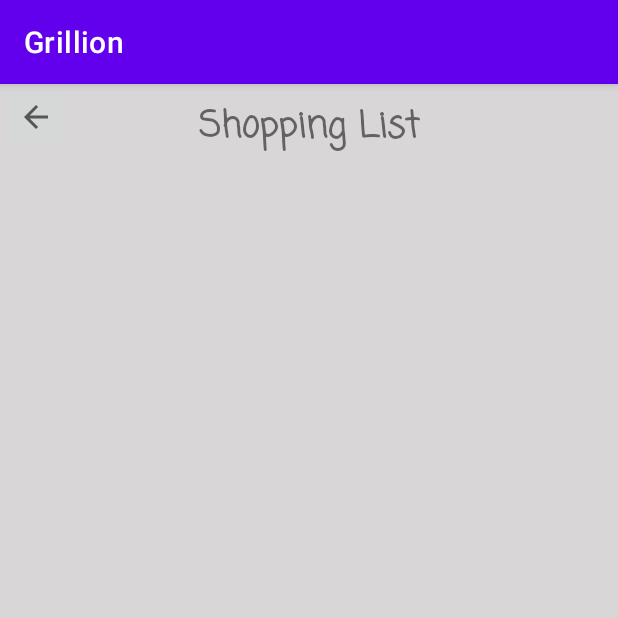
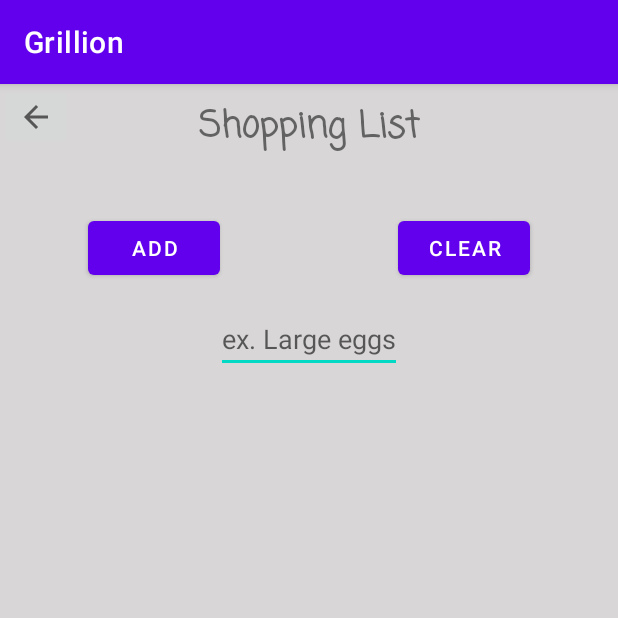
Before and after one commit to allentyj/Grillion, an Android app: the screen it shows after launch (ShoppingList), after a tap on an icon or button, on a phone screen of 412 x 824 dp, the top half of it. Run offline under Robolectric (Android 15) with nearby library versions, the phone set to English and light mode, and no system bars.

Commit message:
Project Assignment 3 ver.2

```diff
--- a/app/src/main/java/com/example/grillion/MainActivity.java
+++ b/app/src/main/java/com/example/grillion/MainActivity.java
@@ -7,6 +7,11 @@ import android.os.Bundle;
 import android.view.View;
 
 public class MainActivity extends AppCompatActivity {
+    //Intent flags to prevent re-creating instances of running activity
+    private int mStep;
+    private static final String KEY_STEP = "step";
+    private static final boolean USE_FLAG = true;
+    private static final int mFlag = Intent.FLAG_ACTIVITY_REORDER_TO_FRONT;
 
     @Override
     protected void onCreate(Bundle savedInstanceState) {
@@ -14,34 +19,74 @@ public class MainActivity extends AppCompatActivity {
         setContentView(R.layout.activity_main);
     }
 
+    //Overrides for the intents and checking if an activity is already open
+    @Override
+    protected void onNewIntent(Intent intent){
+        super.onNewIntent(intent);
+        setIntent(intent);
+    }
+    @Override
+    protected void onResume(){
+        super.onResume();
+        Bundle myData = getIntent().getExtras();
+        if(myData == null)
+            mStep = 0;
+        else
+            mStep = myData.getInt(KEY_STEP);
+    }
+
     //Linked to the Fork and Knife picture on the main page, takes the user to the Quick Recipe activity on click.
     public void onQuickRecipeClick(View v){
-        startActivity(new Intent(MainActivity.this, QuickRecipe.class));
+        Intent myIntent = new Intent(this, QuickRecipe.class);
+        if(USE_FLAG)
+            myIntent.addFlags(mFlag);
+        myIntent.putExtra(KEY_STEP, mStep + 1);
+        startActivity(myIntent);
     }
 
     //Linked to the Journal picture on the main page, takes the user to the History activity on click.
     public void onHistoryClick(View v){
-        startActivity(new Intent(MainActivity.this, History.class));
+        Intent myIntent = new Intent(this, History.class);
+        if(USE_FLAG)
+            myIntent.addFlags(mFlag);
+        myIntent.putExtra(KEY_STEP, mStep + 1);
+        startActivity(myIntent);
     }
 
     //Linked to the Clipboard picture on the main page, takes the user to the Shopping List activity on click.
     public void onShoppingListClick(View v){
-        startActivity(new Intent(MainActivity.this, ShoppingList.class));
+        Intent myIntent = new Intent(this, ShoppingList.class);
+        if(USE_FLAG)
+            myIntent.addFlags(mFlag);
+        myIntent.putExtra(KEY_STEP, mStep + 1);
+        startActivity(myIntent);
     }
 
     //Linked to the Star picture on the main page, takes the user to the Favorites activity on click.
     public void onFavoritesClick(View v){
-        startActivity(new Intent(MainActivity.this, Favorites.class));
+        Intent myIntent = new Intent(this, Favorites.class);
+        if(USE_FLAG)
+            myIntent.addFlags(mFlag);
+        myIntent.putExtra(KEY_STEP, mStep + 1);
+        startActivity(myIntent);
     }
 
     //Linked to the Magnifying Glass picture on the main page, takes the user to the Search (recipe search) activity on click.
     public void onSearchClick(View v){
-        startActivity(new Intent(MainActivity.this, Search.class));
+        Intent myIntent = new Intent(this, Search.class);
+        if(USE_FLAG)
+            myIntent.addFlags(mFlag);
+        myIntent.putExtra(KEY_STEP, mStep + 1);
+        startActivity(myIntent);
     }
 
     //Linked to the Question Mark picture on the main page, takes the user to the Help activity on click.
     public void onHelpClick(View v){
-        startActivity(new Intent(MainActivity.this, Help.class));
+        Intent myIntent = new Intent(this, RecipeLanding.class);
+        if(USE_FLAG)
+            myIntent.addFlags(mFlag);
+        myIntent.putExtra(KEY_STEP, mStep + 1);
+        startActivity(myIntent);
     }
 
 }
--- a/app/src/main/java/com/example/grillion/ShoppingList.java
+++ b/app/src/main/java/com/example/grillion/ShoppingList.java
@@ -1,21 +1,96 @@
 package com.example.grillion;
 
+import androidx.appcompat.app.AlertDialog;
 import androidx.appcompat.app.AppCompatActivity;
 
+import android.content.DialogInterface;
 import android.content.Intent;
 import android.os.Bundle;
 import android.view.View;
+import android.widget.AdapterView;
+import android.widget.ArrayAdapter;
+import android.widget.Button;
+import android.widget.EditText;
+import android.widget.ListView;
+import android.widget.TextView;
+
+import java.util.ArrayList;
+import java.util.List;
 
 public class ShoppingList extends AppCompatActivity {
+    //Intent flags to prevent re-creating instances of running activity
+    private int mStep;
+    private static final String KEY_STEP = "step";
+    private static final boolean USE_FLAG = true;
+    private static final int mFlag = Intent.FLAG_ACTIVITY_REORDER_TO_FRONT;
+
+    private ListView mShoppingList;
+    private EditText mItemEdit;
+    private Button mAddButton;
+    private Button mClearButton;
+    private ArrayList mArrayList;
+
+    private ArrayAdapter<String> mAdapter;
 
     @Override
     protected void onCreate(Bundle savedInstanceState) {
         super.onCreate(savedInstanceState);
         setContentView(R.layout.activity_shopping_list);
+
+        //All of the IDs used for the shopping list inputs
+        mShoppingList = (ListView)findViewById(R.id.shoppingListListView);
+        mItemEdit = (EditText)findViewById(R.id.shoppingListEditText);
+        mAddButton = (Button)findViewById(R.id.shoppingListAddButton);
+        mClearButton = (Button)findViewById(R.id.shoppingListClearButton);
+
+        mAdapter = new ArrayAdapter<>(this, android.R.layout.simple_list_item_1);
+        mShoppingList.setAdapter(mAdapter);
+
+        //Adds ingredient from EditText to the ListView
+        mAddButton.setOnClickListener(new View.OnClickListener() {
+            @Override
+            public void onClick(View v) {
+                String item = mItemEdit.getText().toString();
+                mAdapter.add(item);
+                mAdapter.notifyDataSetChanged();
+                mItemEdit.setText("");
+            }
+        });
+
+        //Clears shopping list of all entries
+        mClearButton.setOnClickListener(new View.OnClickListener() {
+            @Override
+            public void onClick(View v) {
+                mAdapter.clear();
+            }
+        });
+
+
     }
+
+    //Overrides for the intents and checking if an activity is already open
+    @Override
+    protected void onNewIntent(Intent intent){
+        super.onNewIntent(intent);
+        setIntent(intent);
+    }
+    @Override
+    protected void onResume(){
+        super.onResume();
+        Bundle myData = getIntent().getExtras();
+        if(myData == null)
+            mStep = 0;
+        else
+            mStep = myData.getInt(KEY_STEP);
+    }
+
 
     //Connected to the Arrow in the top left corner of the screen. Returns the user to the Main Activity (home page).
     public void onShoppingListToHome(View v){
-        startActivity(new Intent(ShoppingList.this, MainActivity.class));
+        Intent myIntent = new Intent(this, MainActivity.class);
+        if(USE_FLAG)
+            myIntent.addFlags(mFlag);
+        myIntent.putExtra(KEY_STEP, mStep + 1);
+        startActivity(myIntent);
     }
 }
--- a/app/src/main/res/layout/activity_shopping_list.xml
+++ b/app/src/main/res/layout/activity_shopping_list.xml
@@ -31,4 +31,57 @@
         app:layout_constraintStart_toStartOf="parent"
         app:layout_constraintTop_toTopOf="parent"
         app:srcCompat="?attr/actionModeCloseDrawable" />
+
+    <ListView
+        android:id="@+id/shoppingListListView"
+        android:layout_width="410dp"
+        android:layout_height="529dp"
+        android:layout_marginTop="20dp"
+        android:clickable="true"
+        app:layout_constraintBottom_toBottomOf="parent"
+        app:layout_constraintEnd_toEndOf="parent"
+        app:layout_constraintStart_toStartOf="parent"
+        app:layout_constraintTop_toBottomOf="@+id/shoppingListEditText" />
+
+    <Button
+        android:id="@+id/shoppingListAddButton"
+        android:layout_width="wrap_content"
+        android:layout_height="wrap_content"
+        android:layout_marginStart="40dp"
+        android:layout_marginTop="25dp"
+        android:layout_marginEnd="50dp"
+        android:layout_marginBottom="82dp"
+        android:text="Add"
+        app:layout_constraintBottom_toTopOf="@+id/shoppingListListView"
+        app:layout_constraintEnd_toStartOf="@+id/shoppingListClearButton"
+        app:layout_constraintStart_toStartOf="parent"
+        app:layout_constraintTop_toBottomOf="@+id/shoppingListTitleTextView" />
+
+    <Button
+        android:id="@+id/shoppingListClearButton"
+        android:layout_width="wrap_content"
+        android:layout_height="wrap_content"
+        android:layout_marginStart="50dp"
+        android:layout_marginTop="25dp"
+        android:layout_marginEnd="40dp"
+        android:layout_marginBottom="82dp"
+        android:text="Clear"
+        app:layout_constraintBottom_toTopOf="@+id/shoppingListListView"
+        app:layout_constraintEnd_toEndOf="parent"
+        app:layout_constraintStart_toEndOf="@+id/shoppingListAddButton"
+        app:layout_constraintTop_toBottomOf="@+id/shoppingListTitleTextView" />
+
+    <EditText
+        android:id="@+id/shoppingListEditText"
+        android:layout_width="wrap_content"
+        android:layout_height="wrap_content"
+        android:layout_marginStart="165dp"
+        android:layout_marginTop="90dp"
+        android:layout_marginEnd="165dp"
+        android:layout_marginBottom="5dp"
+        android:hint="ex. Large eggs"
+        app:layout_constraintBottom_toTopOf="@+id/shoppingListListView"
+        app:layout_constraintEnd_toEndOf="parent"
+        app:layout_constraintStart_toStartOf="parent"
+        app:layout_constraintTop_toBottomOf="@+id/shoppingListTitleTextView" />
 </androidx.constraintlayout.widget.ConstraintLayout>
```
Also changed, not shown: app/src/main/java/com/example/grillion/Favorites.java (+26 -1 lines), app/src/main/java/com/example/grillion/History.java (+26 -2 lines), app/src/main/java/com/example/grillion/QuickRecipe.java (+28 -2 lines), app/src/main/java/com/example/grillion/RecipeData.java (+4 -13 lines), app/src/main/java/com/example/grillion/RecipeDatabaseHandler.java (+26 -8 lines), app/src/main/java/com/example/grillion/RecipeLanding.java (+57 -0 lines), app/src/main/java/com/example/grillion/Search.java (+26 -1 lines), app/src/main/res/layout/activity_recipe_landing.xml (+22 -0 lines).
